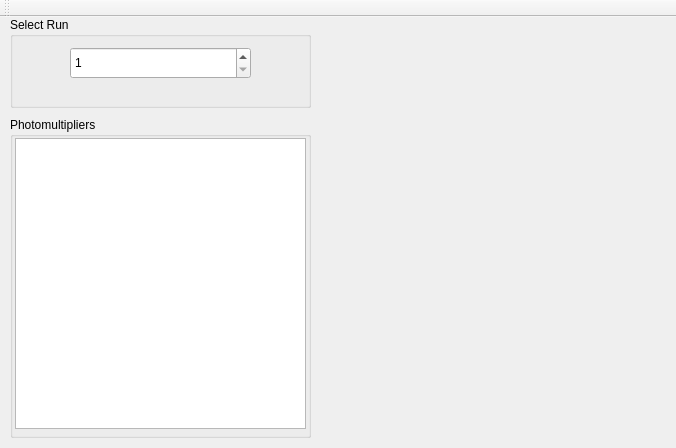
The window that mainwindow.ui (JPETTomography/JPet-HV-GUI-tool) describes before a commit, drawn with Qt 5.
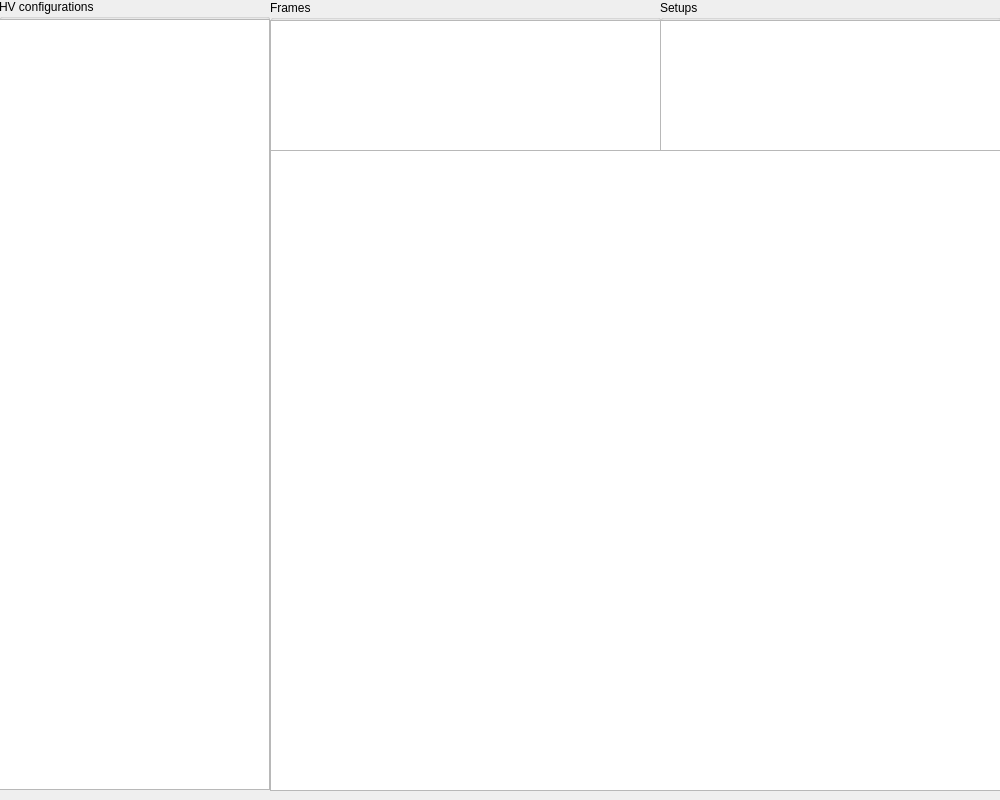
The same window after the commit.

Commit message: reading HVconfigs, Frames and Setups

```diff
--- a/mainwindow.ui
+++ b/mainwindow.ui
@@ -6,90 +6,124 @@
    <rect>
     <x>0</x>
     <y>0</y>
-    <width>676</width>
-    <height>448</height>
+    <width>1000</width>
+    <height>800</height>
    </rect>
   </property>
+  <property name="sizePolicy">
+   <sizepolicy hsizetype="Fixed" vsizetype="Fixed">
+    <horstretch>0</horstretch>
+    <verstretch>0</verstretch>
+   </sizepolicy>
+  </property>
+  <property name="minimumSize">
+   <size>
+    <width>1000</width>
+    <height>800</height>
+   </size>
+  </property>
+  <property name="maximumSize">
+   <size>
+    <width>1000</width>
+    <height>800</height>
+   </size>
+  </property>
   <property name="windowTitle">
    <string>MainWindow</string>
   </property>
   <widget class="QWidget" name="centralWidget">
+   <widget class="QTableView" name="curentconfig">
+    <property name="geometry">
+     <rect>
+      <x>270</x>
+      <y>150</y>
+      <width>731</width>
+      <height>641</height>
+     </rect>
+    </property>
+    <property name="alternatingRowColors">
+     <bool>true</bool>
+    </property>
+   </widget>
    <widget class="QGroupBox" name="groupBox">
     <property name="geometry">
      <rect>
-      <x>10</x>
-      <y>0</y>
-      <width>301</width>
-      <height>91</height>
+      <x>-1</x>
+      <y>-1</y>
+      <width>271</width>
+      <height>791</height>
      </rect>
     </property>
     <property name="title">
-     <string>Select Run</string>
+     <string>HV configurations</string>
     </property>
-    <widget class="QSpinBox" name="SelectedRun">
+    <widget class="QTableView" name="configs">
      <property name="geometry">
       <rect>
-       <x>60</x>
-       <y>30</y>
-       <width>181</width>
-       <height>32</height>
+       <x>0</x>
+       <y>20</y>
+       <width>271</width>
+       <height>771</height>
       </rect>
      </property>
-     <property name="locale">
-      <locale language="English" country="UnitedStates"/>
-     </property>
-     <property name="minimum">
-      <number>1</number>
-     </property>
-     <property name="maximum">
-      <number>999999999</number>
-     </property>
-     <property name="value">
-      <number>1</number>
+     <property name="alternatingRowColors">
+      <bool>true</bool>
      </property>
     </widget>
    </widget>
    <widget class="QGroupBox" name="groupBox_2">
     <property name="geometry">
      <rect>
-      <x>10</x>
-      <y>100</y>
-      <width>301</width>
-      <height>321</height>
+      <x>270</x>
+      <y>0</y>
+      <width>391</width>
+      <height>151</height>
      </rect>
     </property>
     <property name="title">
-     <string>Photomultipliers</string>
+     <string>Frames</string>
     </property>
-    <widget class="QListWidget" name="ListOfPhm">
+    <widget class="QTableView" name="frames">
      <property name="geometry">
       <rect>
-       <x>5</x>
-       <y>21</y>
-       <width>291</width>
-       <height>291</height>
+       <x>0</x>
+       <y>20</y>
+       <width>391</width>
+       <height>131</height>
       </rect>
      </property>
-     <property name="editTriggers">
-      <set>QAbstractItemView::NoEditTriggers</set>
+     <property name="alternatingRowColors">
+      <bool>true</bool>
      </property>
-     <property name="selectionBehavior">
-      <enum>QAbstractItemView::SelectRows</enum>
+    </widget>
+   </widget>
+   <widget class="QGroupBox" name="groupBox_3">
+    <property name="geometry">
+     <rect>
+      <x>660</x>
+      <y>0</y>
+      <width>341</width>
+      <height>151</height>
+     </rect>
+    </property>
+    <property name="title">
+     <string>Setups</string>
+    </property>
+    <widget class="QTableView" name="Setups">
+     <property name="geometry">
+      <rect>
+       <x>0</x>
+       <y>20</y>
+       <width>341</width>
+       <height>131</height>
+      </rect>
      </property>
-     <property name="sortingEnabled">
+     <property name="alternatingRowColors">
       <bool>true</bool>
      </property>
     </widget>
    </widget>
   </widget>
-  <widget class="QToolBar" name="mainToolBar">
-   <attribute name="toolBarArea">
-    <enum>TopToolBarArea</enum>
-   </attribute>
-   <attribute name="toolBarBreak">
-    <bool>false</bool>
-   </attribute>
-  </widget>
  </widget>
  <layoutdefault spacing="6" margin="11"/>
  <resources/>
```
The commit also changes 5 other files.
